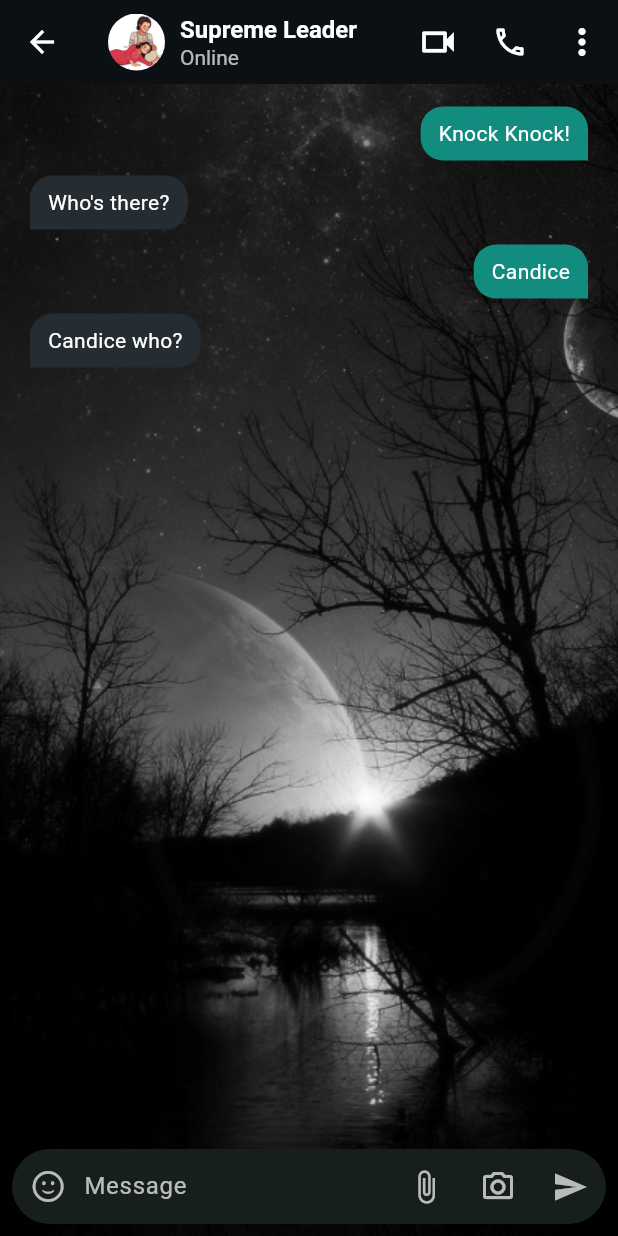
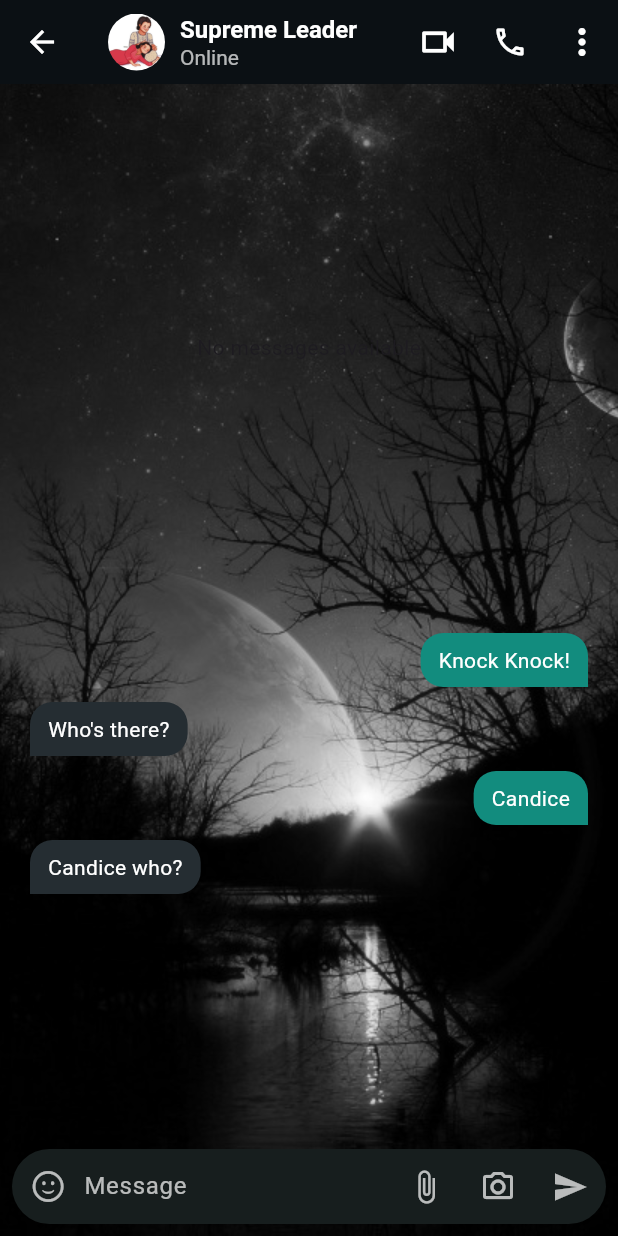
Before and after one commit to kartikkumarofficial/Whatsapp-Clone-Flutter, a Flutter app: the screen it shows after launch, after a tap on "Supreme Leader", on a phone screen of 412 x 824 dp. Run offline on Flutter 3.47's test engine with Material 3 defaults, Android fonts, the phone set to English and light mode, and no system bars; our stand-ins replace badges, cloud_firestore, firebase_auth, firebase_core, font_awesome_flutter, get and 2 more; accounts and stored records are empty.

Commit message:
working chat with firestore

```diff
--- a/lib/pages/ChatPage/chattextpage.dart
+++ b/lib/pages/ChatPage/chattextpage.dart
@@ -1,7 +1,11 @@
+import 'dart:convert';
+import 'dart:developer';
+
 import 'package:flutter/cupertino.dart';
 import 'package:flutter/material.dart';
 import 'package:get/get.dart';
 import 'package:image_picker/image_picker.dart';
+import 'package:whatsappclone/pages/ChatPage/chat_firebase.dart';
 
 import '../../CustomWidgets/ChatBubble.dart';
 
@@ -138,6 +142,49 @@ class _ChatDetailsPageState extends State<ChatDetailsPage> {
           ),
           Column(
             children: [
+              //new data from firestore
+              Expanded(
+                child: StreamBuilder(
+                  stream: firebase.getAllMessages(),
+                  builder: (context, snapshot) {
+                    switch (snapshot.connectionState) {
+                      case ConnectionState.waiting:
+                        return CircularProgressIndicator();
+                      case ConnectionState.none:
+                        return const Center(child: CircularProgressIndicator());
+
+                      case ConnectionState.active:
+                      case ConnectionState.done:
+                        if (snapshot.hasError) {
+                          return Center(child: Text('Error: ${snapshot.error}'));
+                        }
+
+                        final data = snapshot.data?.docs;
+
+                        if (data == null || data.isEmpty) {
+                          return const Center(child: Text('No messages available'));
+                        }
+
+                        log('Data: ${jsonEncode(data[0].data())}');
+
+                        return ListView.builder(
+                          itemCount: data.length,
+                          itemBuilder: (context, index) {
+                            final message = data[index].data();
+                            return ListTile(
+                              title: Text(message['text'] ?? 'No message'),
+                              subtitle: Text(message['sender'] ?? 'Unknown'),
+                            );
+                          },
+                        );
+                    }
+                  },
+                ),
+              ),
+
+
+
+              //old static data
               Expanded(
                 child: Padding(
                   padding: const EdgeInsets.all(10),
```
